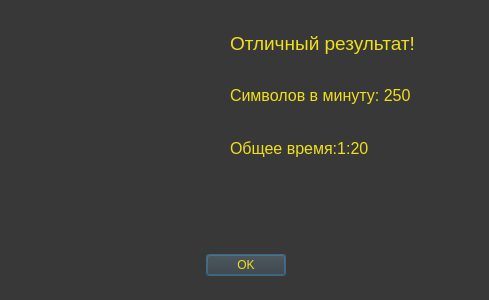
The window that res_dialog.ui (Dzhuks/typing_test) describes before a commit, drawn with Qt 5.
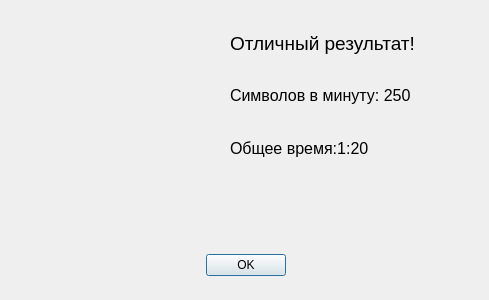
The same window after the commit.

```diff
--- a/res_dialog.ui
+++ b/res_dialog.ui
@@ -14,9 +14,7 @@
    <string>Dialog</string>
   </property>
   <property name="styleSheet">
-   <string notr="true">background-color: rgb(56, 56, 56);
-color: rgb(240, 223, 28);
-</string>
+   <string notr="true"/>
   </property>
   <widget class="QDialogButtonBox" name="button_box">
    <property name="geometry">
```
